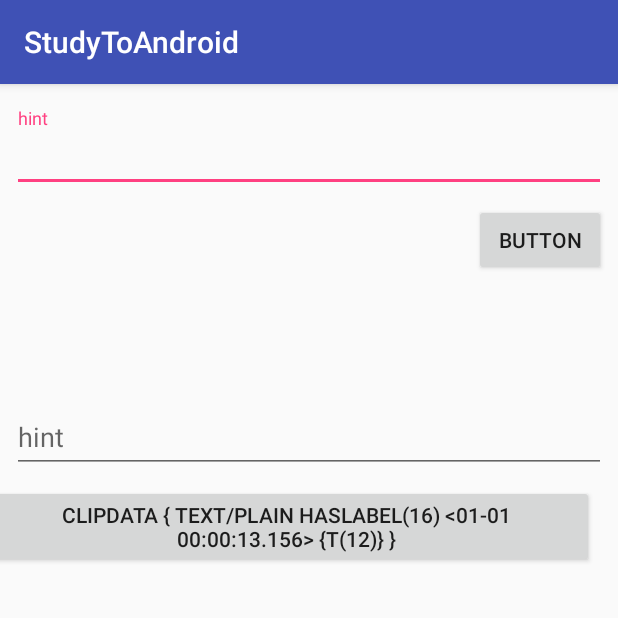
After one commit to baeyeongpyo/StudyToAndroid, an Android app: the Clip_StudyActivity screen opened directly, with no data from a screen before it, on a phone screen of 412 x 824 dp, the top half of it. The commit adds this screen. Run offline under Robolectric (Android 15) with nearby library versions, the phone set to English and light mode, and no system bars.

Commit message:
2018-04-04-23:40

```diff
--- a/app/build.gradle
+++ b/app/build.gradle
@@ -30,6 +30,7 @@ dependencies {
     androidTestImplementation 'com.android.support.test:runner:1.0.1'
     androidTestImplementation 'com.android.support.test.espresso:espresso-core:3.0.1'
     implementation "org.jetbrains.kotlin:kotlin-stdlib-jre7:$kotlin_version"
+    implementation 'com.android.support:design:26.1.0'
 }
 
 apply plugin: 'kotlin-android'
--- a/app/src/main/AndroidManifest.xml
+++ b/app/src/main/AndroidManifest.xml
@@ -18,8 +18,8 @@
         </activity>
         <activity android:name=".JAVA_Study.JAVAMainActivity" />
         <activity android:name=".KOTLIN_Study.KOTLINMainActivity" />
-        <activity android:name=".KOTLIN_Study.text_Study.Linkfity_study"/>
-
+        <activity android:name=".KOTLIN_Study.text_Study.Linkfity_study" />
+        <activity android:name=".KOTLIN_Study.ClipBoardManager.Clip_StudyActivity"></activity>
     </application>
 
 </manifest>
--- /dev/null
+++ b/app/src/main/java/com/example/yeongpyo/studytoandroid/KOTLIN_Study/ClipBoardManager/Clip_StudyActivity.kt
@@ -0,0 +1,35 @@
+package com.example.yeongpyo.studytoandroid.KOTLIN_Study.ClipBoardManager
+
+import android.content.ClipData
+import android.content.ClipboardManager
+import android.content.Context
+import android.support.v7.app.AppCompatActivity
+import android.os.Bundle
+import android.widget.Button
+import android.widget.EditText
+import com.example.yeongpyo.studytoandroid.R
+
+class Clip_StudyActivity : AppCompatActivity() {
+
+    override fun onCreate(savedInstanceState: Bundle?) {
+        super.onCreate(savedInstanceState)
+        setContentView(R.layout.activity_clip__study)
+
+        var clipboard_manager : ClipboardManager = getSystemService(Context.CLIPBOARD_SERVICE) as ClipboardManager
+        var Clipdata : ClipData = ClipData.newPlainText("TEST CLIIP BOARD", "TEST MESSAGE")
+        clipboard_manager.primaryClip = Clipdata
+
+        findViewById<EditText>(R.id.input1)
+        findViewById<EditText>(R.id.input2)
+
+        findViewById<Button>(R.id.input_Button1).setOnClickListener { view ->
+            findViewById<EditText>(R.id.input1).let {
+                clipboard_manager.primaryClip = ClipData.newPlainText("Test Clipboard", it.text)
+            } }
+        findViewById<Button>(R.id.input_Button2).let {
+            it.text = clipboard_manager.primaryClip.toString()
+        }
+
+
+    }
+}
--- /dev/null
+++ b/app/src/main/res/layout/activity_clip__study.xml
@@ -0,0 +1,68 @@
+<?xml version="1.0" encoding="utf-8"?>
+<android.support.constraint.ConstraintLayout xmlns:android="http://schemas.android.com/apk/res/android"
+    xmlns:app="http://schemas.android.com/apk/res-auto"
+    xmlns:tools="http://schemas.android.com/tools"
+    android:layout_width="match_parent"
+    android:layout_height="match_parent"
+    tools:context=".KOTLIN_Study.ClipBoardManager.Clip_StudyActivity">
+
+    <android.support.design.widget.TextInputLayout
+        android:id="@+id/textInputLayout"
+        android:layout_width="0dp"
+        android:layout_height="wrap_content"
+        android:layout_marginEnd="8dp"
+        android:layout_marginStart="8dp"
+        android:layout_marginTop="16dp"
+        app:layout_constraintEnd_toEndOf="parent"
+        app:layout_constraintHorizontal_bias="1.0"
+        app:layout_constraintStart_toStartOf="parent"
+        app:layout_constraintTop_toTopOf="parent">
+
+        <android.support.design.widget.TextInputEditText
+            android:id="@+id/input1"
+            android:layout_width="match_parent"
+            android:layout_height="wrap_content"
+            android:hint="hint" />
+
+    </android.support.design.widget.TextInputLayout>
+
+    <android.support.design.widget.TextInputLayout
+        android:id="@+id/textInputLayout2"
+        android:layout_width="0dp"
+        android:layout_height="wrap_content"
+        android:layout_marginEnd="8dp"
+        android:layout_marginStart="8dp"
+        android:layout_marginTop="131dp"
+        app:layout_constraintEnd_toEndOf="parent"
+        app:layout_constraintHorizontal_bias="0.0"
+        app:layout_constraintStart_toStartOf="parent"
+        app:layout_constraintTop_toBottomOf="@+id/textInputLayout">
+
+        <android.support.design.widget.TextInputEditText
+            android:id="@+id/input2"
+            android:layout_width="match_parent"
+            android:layout_height="wrap_content"
+            android:hint="hint" />
+
+    </android.support.design.widget.TextInputLayout>
+
+    <Button
+        android:id="@+id/input_Button1"
+        android:layout_width="wrap_content"
+        android:layout_height="wrap_content"
+        android:layout_marginEnd="8dp"
+        android:layout_marginTop="8dp"
+        android:text="Button"
+        app:layout_constraintEnd_toEndOf="parent"
+        app:layout_constraintTop_toBottomOf="@+id/textInputLayout" />
+
+    <Button
+        android:id="@+id/input_Button2"
+        android:layout_width="wrap_content"
+        android:layout_height="wrap_content"
+        android:layout_marginEnd="16dp"
+        android:layout_marginTop="8dp"
+        android:text="Button"
+        app:layout_constraintEnd_toEndOf="parent"
+        app:layout_constraintTop_toBottomOf="@+id/textInputLayout2" />
+</android.support.constraint.ConstraintLayout>
--- a/build.gradle
+++ b/build.gradle
@@ -8,7 +8,7 @@ buildscript {
         jcenter()
     }
     dependencies {
-        classpath 'com.android.tools.build:gradle:3.0.1'
+        classpath 'com.android.tools.build:gradle:3.1.0'
 
         // NOTE: Do not place your application dependencies here; they belong
         // in the individual module build.gradle files
```
Also changed, not shown: app/src/main/java/com/example/yeongpyo/studytoandroid/KOTLIN_Study/KOTLINMainActivity.kt (+10 -3 lines), app/src/main/java/com/example/yeongpyo/studytoandroid/KOTLIN_Study/text_Study/Linkfity_study.kt (+8 -12 lines), app/src/main/java/com/example/yeongpyo/studytoandroid/KOTLIN_Study/text_Study/TextView_Custom.kt (added, +20 -0 lines), app/src/main/res/drawable/round_textbox.xml (added, +14 -0 lines), gradle/wrapper/gradle-wrapper.properties.
